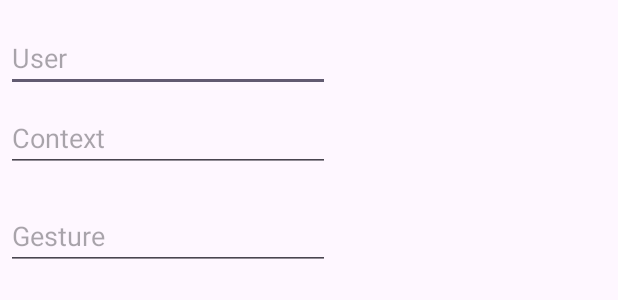
After one commit to ThanosSoulis/mobile-computing-dexterous-gestures, an Android app: the layout dialog.xml on its own in the app's theme, with its tools: preview values and no code run, on a phone screen of 412 x 824 dp. The commit adds this screen. Shown: the top 300 px of the screen. Run offline under Robolectric (Android 15) with nearby library versions, the phone set to English and light mode, and no system bars.

Commit message:
input dialog and firebase userStudyModel push

```diff
--- /dev/null
+++ b/app/src/main/res/drawable/baseline_settings_24.xml
@@ -0,0 +1,5 @@
+<vector android:height="24dp" android:tint="#000000"
+    android:viewportHeight="24" android:viewportWidth="24"
+    android:width="24dp" xmlns:android="http://schemas.android.com/apk/res/android">
+    <path android:fillColor="@android:color/white" android:pathData="M19.14,12.94c0.04,-0.3 0.06,-0.61 0.06,-0.94c0,-0.32 -0.02,-0.64 -0.07,-0.94l2.03,-1.58c0.18,-0.14 0.23,-0.41 0.12,-0.61l-1.92,-3.32c-0.12,-0.22 -0.37,-0.29 -0.59,-0.22l-2.39,0.96c-0.5,-0.38 -1.03,-0.7 -1.62,-0.94L14.4,2.81c-0.04,-0.24 -0.24,-0.41 -0.48,-0.41h-3.84c-0.24,0 -0.43,0.17 -0.47,0.41L9.25,5.35C8.66,5.59 8.12,5.92 7.63,6.29L5.24,5.33c-0.22,-0.08 -0.47,0 -0.59,0.22L2.74,8.87C2.62,9.08 2.66,9.34 2.86,9.48l2.03,1.58C4.84,11.36 4.8,11.69 4.8,12s0.02,0.64 0.07,0.94l-2.03,1.58c-0.18,0.14 -0.23,0.41 -0.12,0.61l1.92,3.32c0.12,0.22 0.37,0.29 0.59,0.22l2.39,-0.96c0.5,0.38 1.03,0.7 1.62,0.94l0.36,2.54c0.05,0.24 0.24,0.41 0.48,0.41h3.84c0.24,0 0.44,-0.17 0.47,-0.41l0.36,-2.54c0.59,-0.24 1.13,-0.56 1.62,-0.94l2.39,0.96c0.22,0.08 0.47,0 0.59,-0.22l1.92,-3.32c0.12,-0.22 0.07,-0.47 -0.12,-0.61L19.14,12.94zM12,15.6c-1.98,0 -3.6,-1.62 -3.6,-3.6s1.62,-3.6 3.6,-3.6s3.6,1.62 3.6,3.6S13.98,15.6 12,15.6z"/>
+</vector>
--- /dev/null
+++ b/app/src/main/res/layout/dialog.xml
@@ -0,0 +1,38 @@
+<?xml version="1.0" encoding="utf-8"?>
+<LinearLayout xmlns:android="http://schemas.android.com/apk/res/android"
+    android:orientation="vertical"
+    android:layout_width="224dp"
+    android:layout_height="wrap_content">
+    <EditText
+        android:id="@+id/userId"
+        android:inputType="text"
+        android:layout_width="match_parent"
+        android:layout_height="wrap_content"
+        android:layout_marginTop="16dp"
+        android:layout_marginLeft="4dp"
+        android:layout_marginRight="4dp"
+        android:layout_marginBottom="4dp"
+        android:hint="User" />
+    <EditText
+        android:id="@+id/contextId"
+        android:inputType="text"
+        android:layout_width="match_parent"
+        android:layout_height="wrap_content"
+        android:layout_marginTop="4dp"
+        android:layout_marginLeft="4dp"
+        android:layout_marginRight="4dp"
+        android:layout_marginBottom="16dp"
+        android:fontFamily="sans-serif"
+        android:hint="Context"/>
+    <EditText
+        android:id="@+id/gesture"
+        android:inputType="text"
+        android:layout_width="match_parent"
+        android:layout_height="wrap_content"
+        android:layout_marginTop="4dp"
+        android:layout_marginLeft="4dp"
+        android:layout_marginRight="4dp"
+        android:layout_marginBottom="16dp"
+        android:fontFamily="sans-serif"
+        android:hint="Gesture"/>
+</LinearLayout>
```
Also changed, not shown: app/src/main/java/com/example/dexterous_gestures/MainActivity.java (+15 -0 lines), app/src/main/java/com/example/dexterous_gestures/MyAlertDialogFragment.java (added, +68 -0 lines), app/src/main/java/com/example/dexterous_gestures/UserStudyModel.java (added, +40 -0 lines), app/src/main/java/com/example/dexterous_gestures/recognizingBackground.java (+27 -4 lines), app/src/main/res/layout/activity_main.xml (+10 -0 lines).
